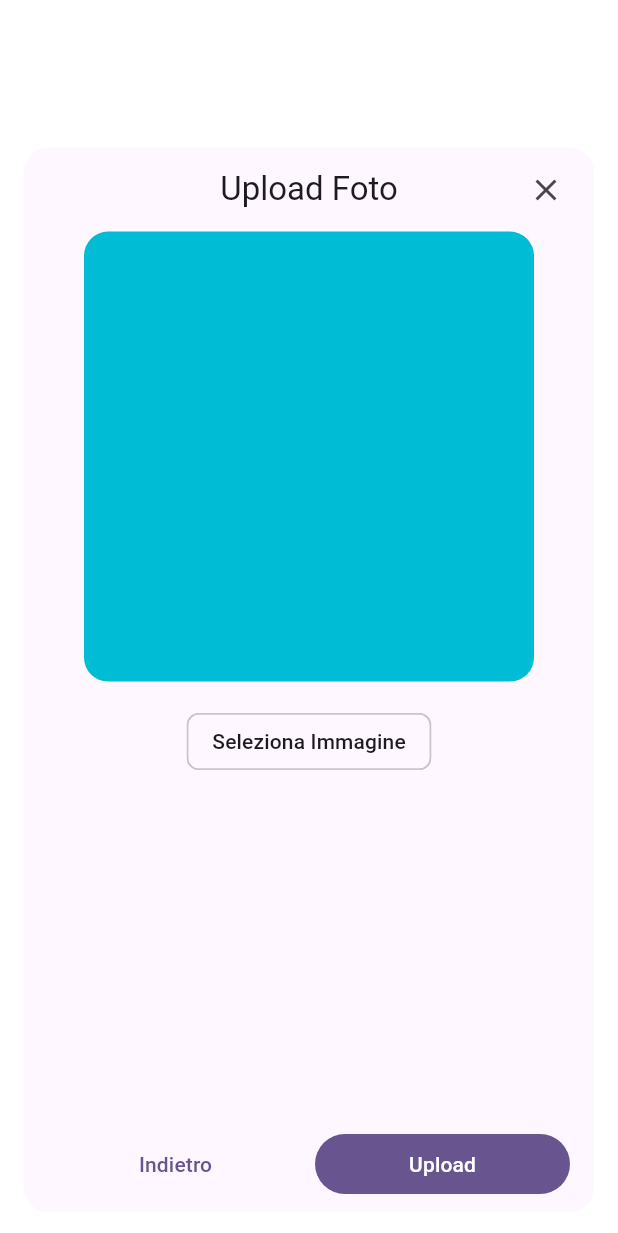
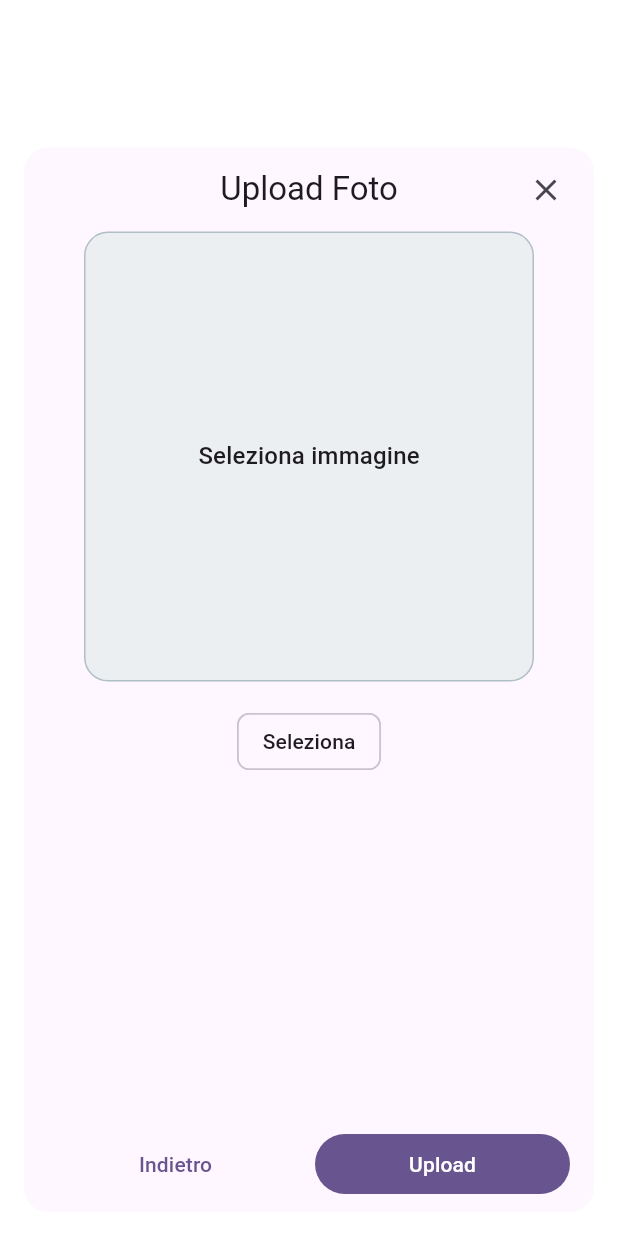
Before and after one commit to Alessandro-Alino/maga, a Flutter app: the UploadImage screen opened directly, on a phone screen of 412 x 824 dp. Shown: the top 1233 px of the screen. Run offline on Flutter 3.47's test engine with Material 3 defaults, Android fonts, the phone set to English and light mode, and no system bars; our stand-ins replace auto_route, cached_network_image, dio, file_picker, flutter_bloc, freezed_annotation; network calls fail.

```diff
--- a/lib/feature/image/widget/image_grid.dart
+++ b/lib/feature/image/widget/image_grid.dart
@@ -7,9 +7,10 @@ import 'package:maga/feature/image/bloc/image_bloc.dart';
 import 'package:maga/feature/image/model/image_model.dart';
 
 class ImageGrid extends StatelessWidget {
-  const ImageGrid({super.key, this.controller});
+  const ImageGrid({super.key, this.controller, this.onDoubleTap});
 
   final ScrollController? controller;
+  final void Function()? onDoubleTap;
 
   @override
   Widget build(BuildContext context) {
--- a/lib/feature/image/widget/upload_image.dart
+++ b/lib/feature/image/widget/upload_image.dart
@@ -63,22 +63,44 @@ class _UploadImageState extends State<UploadImage> {
                 crossAxisAlignment: CrossAxisAlignment.center,
                 children: [
                   // Image Selected
-                  Container(
+                  BlocBuilder<ImageBloc, ImageState>(
+                    builder: (context, state) {
+                      return Container(
                         width: 300.0,
                         height: 300.0,
                         padding: const EdgeInsets.all(8.0),
                         decoration: BoxDecoration(
-                      color: Colors.cyan,
+                          border:
+                              state.choosedImage != null
+                                  ? null
+                                  : Border.all(
+                                    width: 1.0,
+                                    color: Colors.blueGrey.shade200,
+                                  ),
+                          color: Colors.blueGrey.shade50,
+                          image:
+                              state.choosedImage == null
+                                  ? null
+                                  : DecorationImage(
+                                    image: FileImage(state.choosedImage!),
+                                    fit: BoxFit.cover,
+                                  ),
                           borderRadius: BorderRadius.circular(16.0),
                         ),
-                    child: BlocBuilder<ImageBloc, ImageState>(
-                      builder: (context, state) {
-                        return state.choosedImage != null
-                            ? Image.file(state.choosedImage!)
-                            : const SizedBox.shrink();
+                        child:
+                            state.choosedImage != null
+                                ? null
+                                : Center(
+                                  child: Text(
+                                    'Seleziona immagine',
+                                    style:
+                                        Theme.of(context).textTheme.titleMedium,
+                                  ),
+                                ),
+                      );
                     },
                   ),
-                  ),
+
                   Row(
                     mainAxisAlignment: MainAxisAlignment.center,
                     children: [
@@ -86,7 +108,7 @@ class _UploadImageState extends State<UploadImage> {
                         onPressed: () {
                           _imageBloc.chooseImage();
                         },
-                        label: const Text('Seleziona Immagine'),
+                        label: const Text('Seleziona'),
                       ),
                     ],
                   ),
```
Lines whose indentation alone changed are shown as unchanged.
